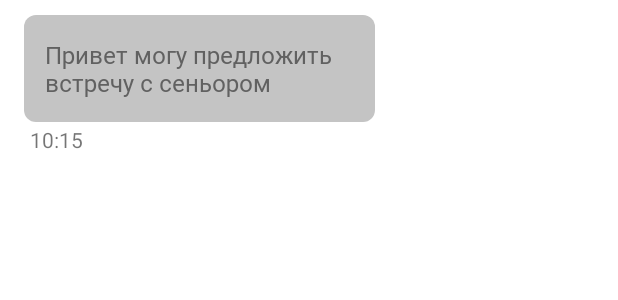
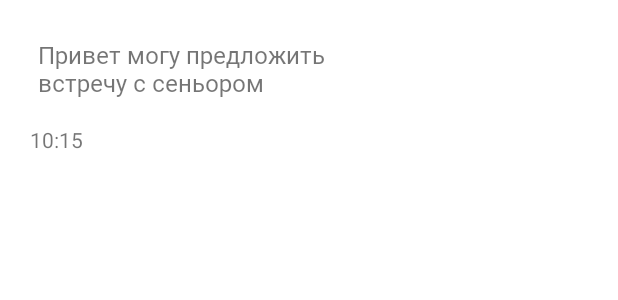
Before and after one commit to Mortd3kay/startup-map-app, an Android app: the layout message_item.xml on its own in the app's theme, with its tools: preview values and no code run, on a phone screen of 412 x 824 dp. Shown: the top 300 px of the screen. Run offline under Robolectric (Android 15) with nearby library versions, the phone set to English and light mode, and no system bars.

Commit message:
bubbles demo

```diff
--- a/StartAppFrontend/app/src/main/res/layout/message_item.xml
+++ b/StartAppFrontend/app/src/main/res/layout/message_item.xml
@@ -19,7 +19,8 @@
         <TextView
             android:id="@+id/message_text"
             tools:text="Привет могу предложить встречу с сеньором"
-            style="@style/bubble_incoming"/>
+            android:text="@{model.text}"
+            style="@style/bubble"/>
 
         <TextView
             android:id="@+id/message_time"
--- a/StartAppFrontend/app/src/main/res/values/themes.xml
+++ b/StartAppFrontend/app/src/main/res/values/themes.xml
@@ -49,26 +49,13 @@
 
     <style name="bubble">
         <item name="android:layout_height">wrap_content</item>
-        <item name="android:layout_width">250dp</item>
+        <item name="android:layout_width">wrap_content</item>
+        <item name="android:maxWidth">270dp</item>
+        <item name="android:minWidth">70dp</item>
         <item name="fontFamily">@font/roboto_regular</item>
         <item name="android:textSize">16sp</item>
         <item name="android:paddingVertical">15dp</item>
+        <item name="android:paddingHorizontal">25dp</item>
         <item name="android:layout_marginTop">10dp</item>
     </style>
-
-    <style name="bubble_incoming" parent="bubble">
-        <item name="android:background">@drawable/incoming_bubble</item>
-        <item name="android:gravity">start</item>
-        <item name="android:textColor">@color/dark</item>
-        <item name="android:paddingStart">30dp</item>
-        <item name="android:paddingEnd">15dp</item>
-    </style>
-
-    <style name="bubble_outcoming" parent="bubble">
-        <item name="android:background">@drawable/outcoming_bubble</item>
-        <item name="android:gravity">end</item>
-        <item name="android:textColor">@color/white</item>
-        <item name="android:paddingEnd">30dp</item>
-        <item name="android:paddingStart">15dp</item>
-    </style>
 </resources>
```
Also changed, not shown: StartAppFrontend/app/src/main/java/com/skyletto/startappfrontend/common/adapters/MessagesAdapter.kt (+25 -6 lines), StartAppFrontend/app/src/main/java/com/skyletto/startappfrontend/ui/chat/ChatViewModel.kt (+7 -0 lines).
